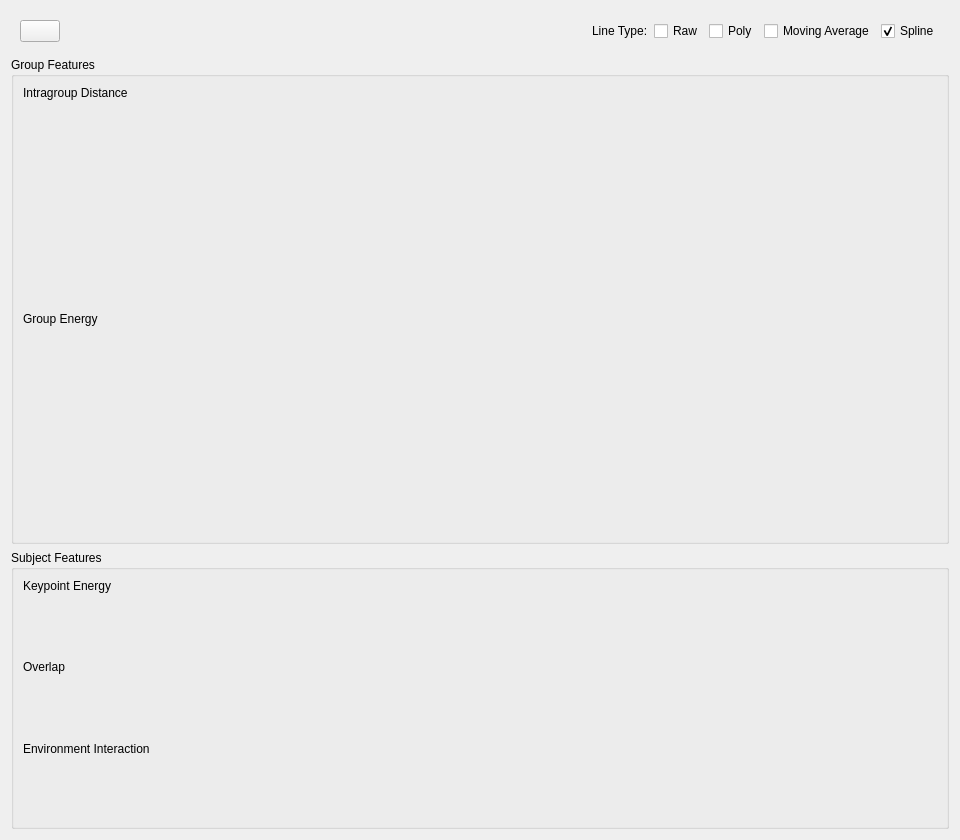
fraza0/nonverbal_communication_analysis, file nonverbal_communication_analysis/m6_Visualization/UI/feature_analyzer.ui: the form before one commit.
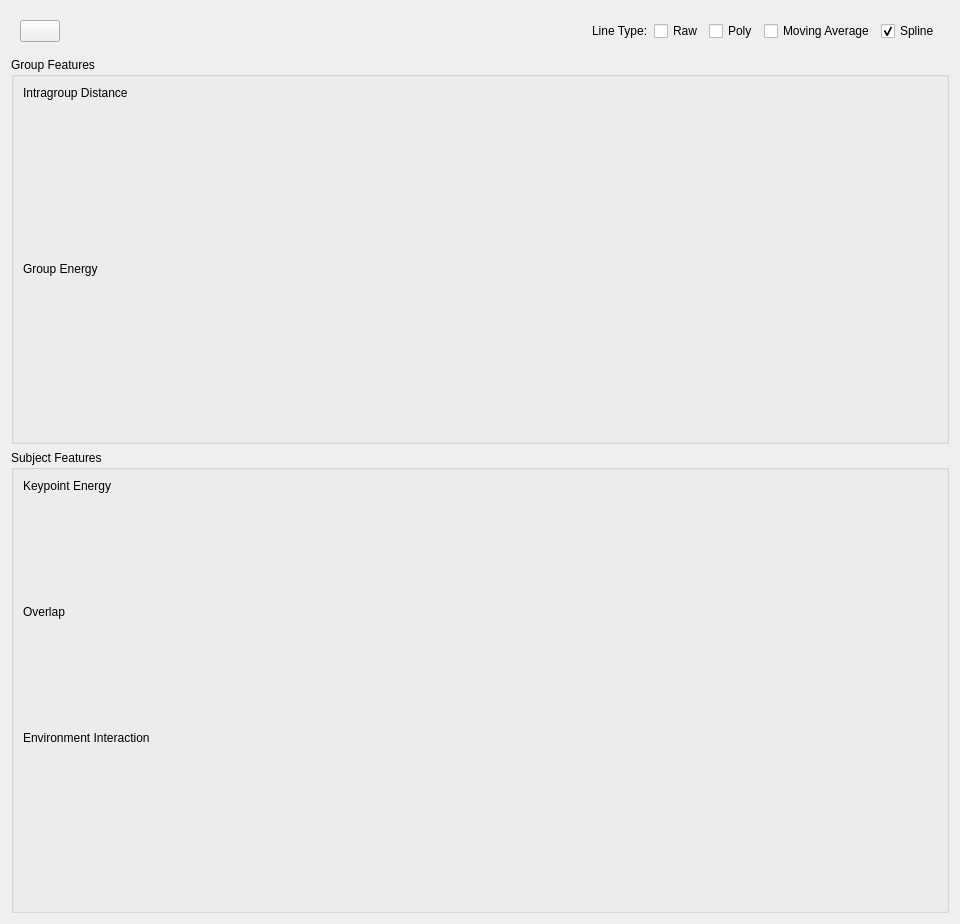
The form after the commit.

Patch:
```diff
--- a/nonverbal_communication_analysis/m6_Visualization/UI/feature_analyzer.ui
+++ b/nonverbal_communication_analysis/m6_Visualization/UI/feature_analyzer.ui
@@ -118,7 +118,7 @@
         <property name="minimumSize">
          <size>
           <width>0</width>
-          <height>200</height>
+          <height>150</height>
          </size>
         </property>
         <layout class="QVBoxLayout" name="verticalLayout_11">
@@ -146,7 +146,7 @@
         <property name="minimumSize">
          <size>
           <width>0</width>
-          <height>200</height>
+          <height>150</height>
          </size>
         </property>
         <layout class="QVBoxLayout" name="verticalLayout_12">
@@ -182,6 +182,12 @@
        <layout class="QHBoxLayout" name="horizontalLayout_2">
         <item>
          <widget class="QWidget" name="cvs_kp_energy_1" native="true">
+          <property name="minimumSize">
+           <size>
+            <width>0</width>
+            <height>100</height>
+           </size>
+          </property>
           <layout class="QVBoxLayout" name="verticalLayout_14">
            <item>
             <layout class="QVBoxLayout" name="verticalLayout_13"/>
@@ -226,6 +232,12 @@
        <layout class="QHBoxLayout" name="horizontalLayout">
         <item>
          <widget class="QWidget" name="cvs_overlap_1" native="true">
+          <property name="minimumSize">
+           <size>
+            <width>0</width>
+            <height>100</height>
+           </size>
+          </property>
           <layout class="QVBoxLayout" name="verticalLayout_16">
            <item>
             <layout class="QVBoxLayout" name="verticalLayout_15"/>
@@ -268,6 +280,12 @@
       </item>
       <item>
        <widget class="QWidget" name="cvs_env_interaction" native="true">
+        <property name="minimumSize">
+         <size>
+          <width>0</width>
+          <height>150</height>
+         </size>
+        </property>
         <layout class="QVBoxLayout" name="verticalLayout_9">
          <item>
           <layout class="QVBoxLayout" name="verticalLayout_7"/>
```
